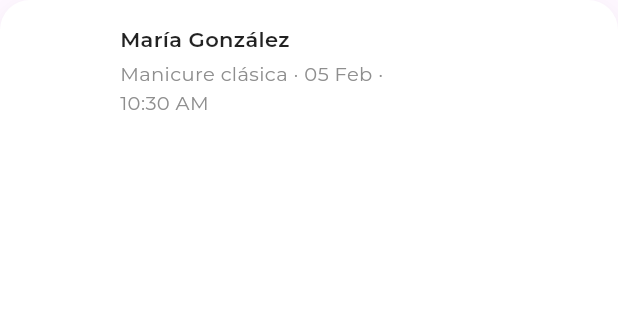
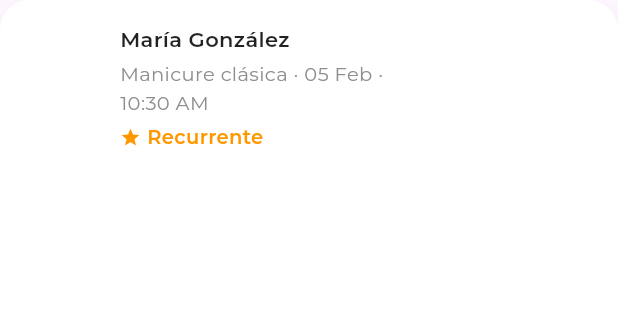
Before and after one commit to Juan-Cast19/manicuristas, a Flutter app: the ClientCard widget shown alone on an empty page, opened directly with sample values from the repository, on a phone screen of 412 x 824 dp. Shown: the top 319 px of the screen. Run offline on Flutter 3.47's test engine with Material 3 defaults, Android fonts, the light colour scheme and no system bars; network calls fail.

Commit message:
se agrego el widget de si un cliente es Recurrente en la Client_Card

```diff
--- a/lib/features/clients/presentation/widgets/client_card.dart
+++ b/lib/features/clients/presentation/widgets/client_card.dart
@@ -73,6 +73,27 @@ class ClientCard extends StatelessWidget {
                     color: AppColors.textSecondary,
                   ),
                 ),
+                if (client.isRecurrent)
+                Padding(
+                  padding: const EdgeInsets.only(top: 4),
+                  child: Row(
+                    children: [
+                      const Icon(
+                        Icons.star,
+                        size: 14,
+                        color: Colors.orange,
+                      ),
+                      const SizedBox(width: 4),
+                      Text(
+                        'Recurrente',
+                        style: AppTextStyles.caption.copyWith(
+                          color: Colors.orange,
+                          fontWeight: FontWeight.w600,
+                        ),
+                      ),
+                    ],
+                  ),
+                ),
               ],
             ),
           ),
```
